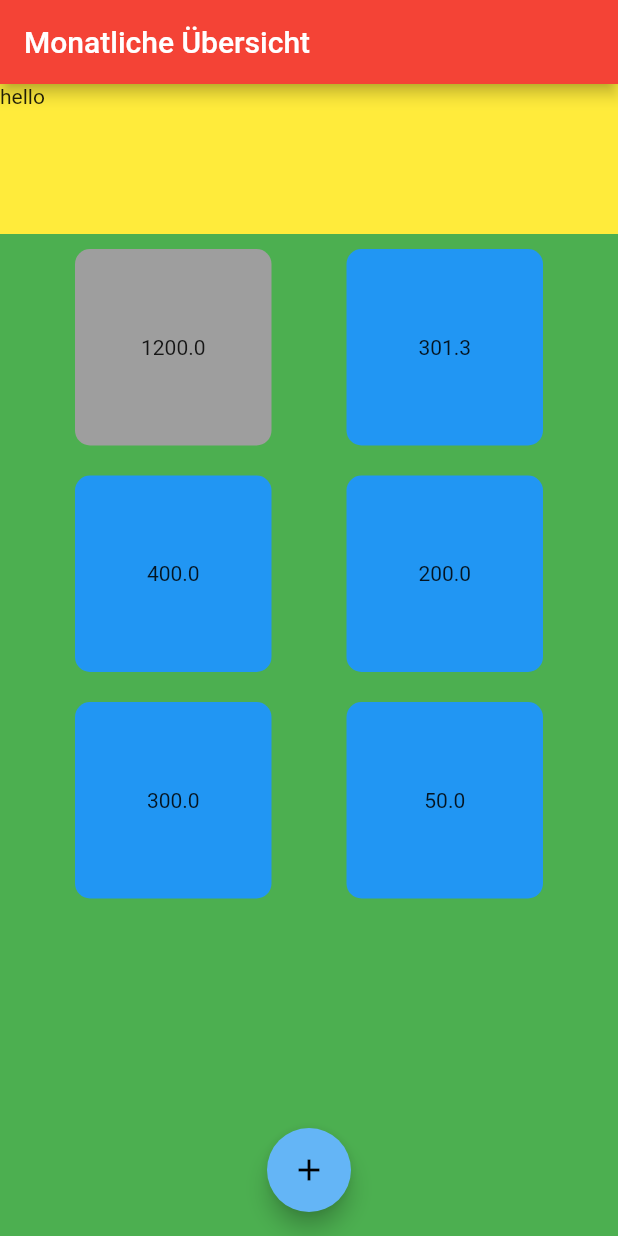
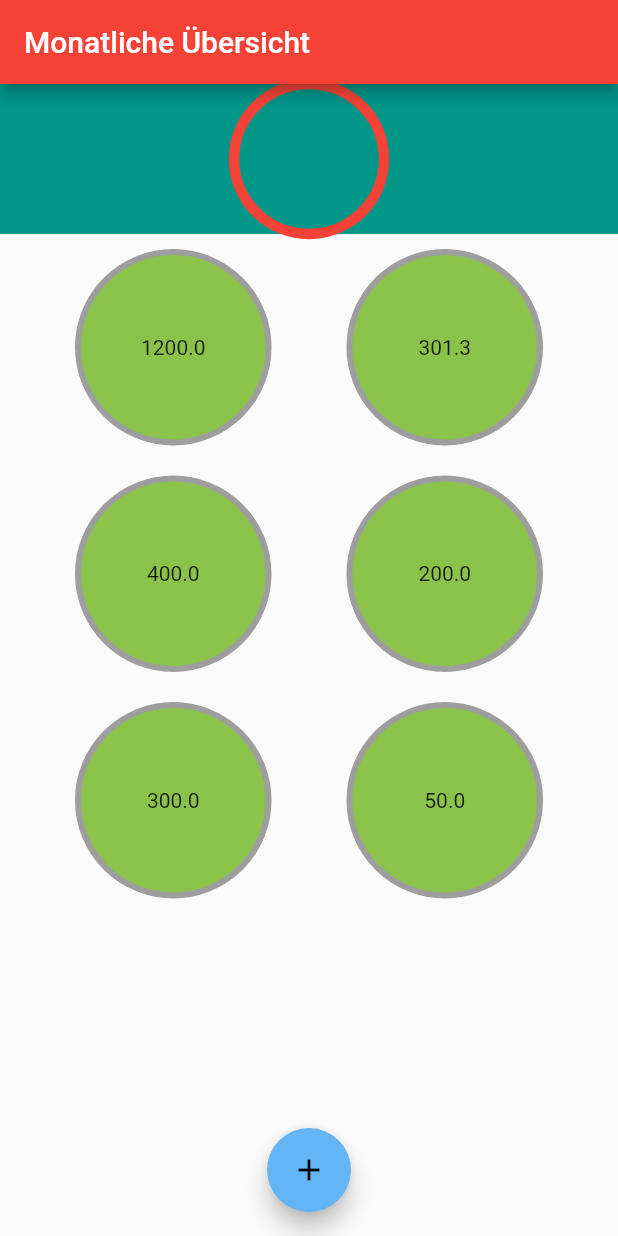
Before and after one commit to Undermyspell/flutter, a Flutter app: the screen it shows after launch, on a phone screen of 412 x 824 dp. Run offline on Flutter 3.47's test engine with Material 2 defaults, Android fonts, the phone set to English and light mode, and no system bars.

```diff
--- a/power-usage/power_usage/lib/screens/monthly_usage_screen.dart
+++ b/power-usage/power_usage/lib/screens/monthly_usage_screen.dart
@@ -1,6 +1,7 @@
 import 'package:flutter/cupertino.dart';
 
 import 'package:flutter/material.dart';
+import '../widgets/circle_progress.dart';
 import '../widgets/power_usage_tile.dart';
 import '../state/usages.dart';
 
@@ -21,19 +22,22 @@ class MonthlyUsageScreen extends StatelessWidget {
             children: [
               Expanded(
                 child: Container(
-                  color: Colors.yellow,
+                  color: Colors.lightBlue,
                   height: 100,
-                  child: Text("hello"),
+                  child: CustomPaint(
+                    foregroundPainter: CirclesProgress(),
+                    child: Container(
+                      height: 50,
+                      width: 50,
+                      color: Colors.teal,
+                    ),
+                  ),
                 ),
               ),
             ],
           ),
           Expanded(
             child: Container(
-                decoration: BoxDecoration(
-                  color: Colors.green,
-                ),
-                height: 100,
                 child: GridView.count(
               padding: EdgeInsets.symmetric(horizontal: 50, vertical: 10),
               crossAxisCount: 2,
--- a/power-usage/power_usage/lib/widgets/power_usage_tile.dart
+++ b/power-usage/power_usage/lib/widgets/power_usage_tile.dart
@@ -10,11 +10,12 @@ class PowerUsageTile extends StatelessWidget {
   Widget build(BuildContext context) {
     return Container(
       decoration: BoxDecoration(
-        borderRadius: BorderRadius.all(
-          Radius.circular(10),
-        ),
-        color: background,
-      ),
+          shape: BoxShape.circle,
+          color: Colors.lightGreen,
+          border: Border.all(
+            width: 4,
+            color: Colors.grey
+          )),
       child: Center(
         child: Text(
           amount.toString(),
```
Also changed, not shown: power-usage/power_usage/lib/widgets/circle_progress.dart (added, +27 -0 lines). Lines whose indentation alone changed are shown as unchanged.
